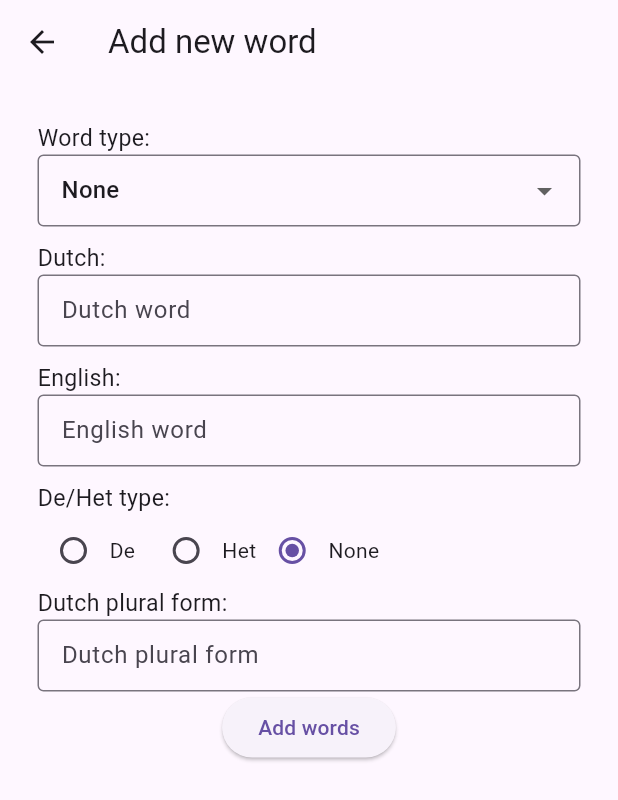
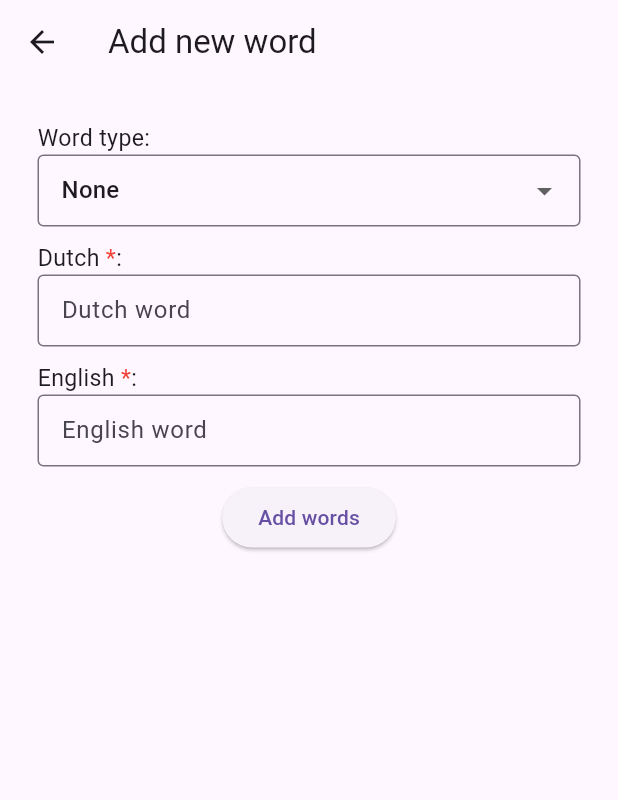
Before and after one commit to NataliVol4ipsa/DutchFlutterApp, a Flutter app: the NewWordInputPage screen opened by its route, on a phone screen of 412 x 824 dp. Shown: the top 800 px of the screen. Run offline on Flutter 3.47's test engine with Material 3 defaults, Android fonts, the phone set to English and light mode, and no system bars; our stand-ins replace isar; accounts and stored records are empty; generated files the repository leaves out were written again.

Commit message:
mark input fields as required

```diff
--- a/lib/pages/new_word_input_page.dart
+++ b/lib/pages/new_word_input_page.dart
@@ -6,6 +6,8 @@ import 'package:first_project/reusable_widgets/generic_dropdown_menu.dart';
 import 'package:first_project/word.dart';
 import 'package:flutter/material.dart';
 import 'package:provider/provider.dart';
+
+import '../reusable_widgets/input_label.dart';
 
 class NewWordInputPage extends StatefulWidget {
   const NewWordInputPage({super.key});
@@ -28,7 +30,7 @@ class _NewWordInputPageState extends State<NewWordInputPage> {
 
   List<Word> words = [];
 
-  WordType? selectedWordType = WordType.noun;
+  WordType? selectedWordType = WordType.none;
   DeHetType? selectedDeHetType = DeHetType.none;
 
   Future<void> addNewWord() async {
@@ -115,9 +117,8 @@ class _NewWordInputPageState extends State<NewWordInputPage> {
               children: [
                 Container(
                     alignment: Alignment.centerLeft,
-                    child: Text(
-                      "Word type:",
-                      textScaler: TextScaler.linear(1.1),
+                    child: InputLabel(
+                      "Word type",
                     )),
                 GenericDropdownMenu(
                     onValueChanged: updateSelectedWordType,
@@ -126,9 +127,9 @@ class _NewWordInputPageState extends State<NewWordInputPage> {
                 SizedBox(height: 10),
                 Container(
                     alignment: Alignment.centerLeft,
-                    child: Text(
-                      "Dutch:",
-                      textScaler: TextScaler.linear(1.1),
+                    child: InputLabel(
+                      "Dutch",
+                      isRequired: true,
                     )),
                 TextFormField(
                   controller: dutchWordTextInputController,
@@ -150,9 +151,9 @@ class _NewWordInputPageState extends State<NewWordInputPage> {
                 SizedBox(height: 10),
                 Container(
                     alignment: Alignment.centerLeft,
-                    child: Text(
-                      "English:",
-                      textScaler: TextScaler.linear(1.1),
+                    child: InputLabel(
+                      "English",
+                      isRequired: true,
                     )),
                 TextFormField(
                   controller: englishWordTextInputController,
@@ -174,9 +175,8 @@ class _NewWordInputPageState extends State<NewWordInputPage> {
                 if (shouldDisplayDeHetInput()) ...[
                   Container(
                       alignment: Alignment.centerLeft,
-                      child: Text(
-                        "De/Het type:",
-                        textScaler: TextScaler.linear(1.1),
+                      child: InputLabel(
+                        "De/Het type",
                       )),
                   Row(
                     mainAxisAlignment: MainAxisAlignment.start,
@@ -231,9 +231,8 @@ class _NewWordInputPageState extends State<NewWordInputPage> {
                 if (shouldDisplayPluralFormInput()) ...[
                   Container(
                       alignment: Alignment.centerLeft,
-                      child: Text(
-                        "Dutch plural form:",
-                        textScaler: TextScaler.linear(1.1),
+                      child: InputLabel(
+                        "Dutch plural form",
                       )),
                   TextField(
                     controller: dutchPluralFormTextInputController,
--- /dev/null
+++ b/lib/reusable_widgets/input_label.dart
@@ -0,0 +1,37 @@
+// ignore_for_file: prefer_const_constructors
+import 'package:flutter/material.dart';
+
+class InputLabel extends StatelessWidget {
+  final String value;
+  final bool isRequired;
+  final double scale;
+
+  const InputLabel(
+    this.value, {
+    this.isRequired = false,
+    this.scale = 1.1,
+    super.key,
+  });
+
+  @override
+  Widget build(BuildContext context) {
+    return Row(children: [
+      Text(
+        value,
+        textScaler: TextScaler.linear(scale),
+      ),
+      if (isRequired)
+        Text(
+          " *",
+          style: TextStyle(
+            color: Colors.red,
+          ),
+          textScaler: TextScaler.linear(scale),
+        ),
+      Text(
+        ":",
+        textScaler: TextScaler.linear(scale),
+      ),
+    ]);
+  }
+}
```
